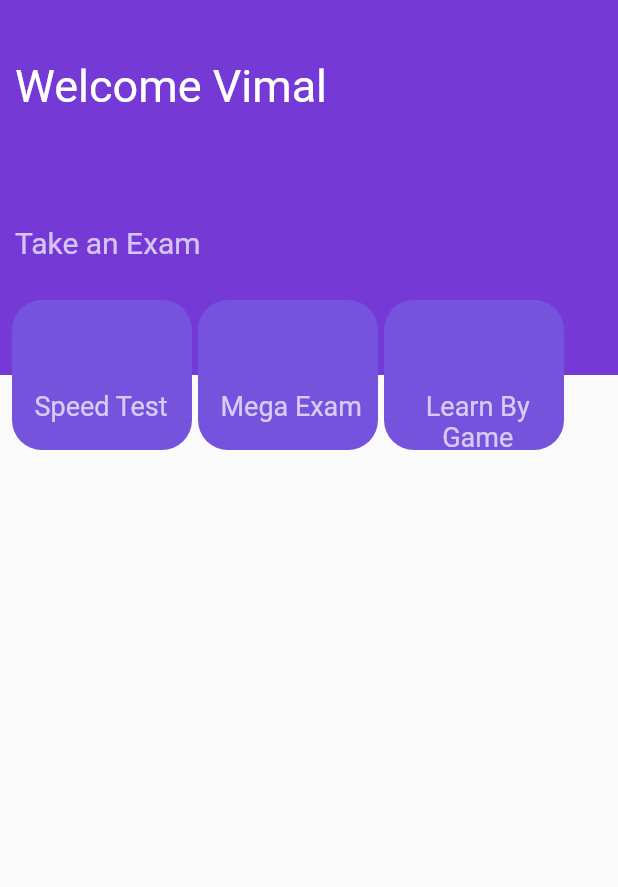
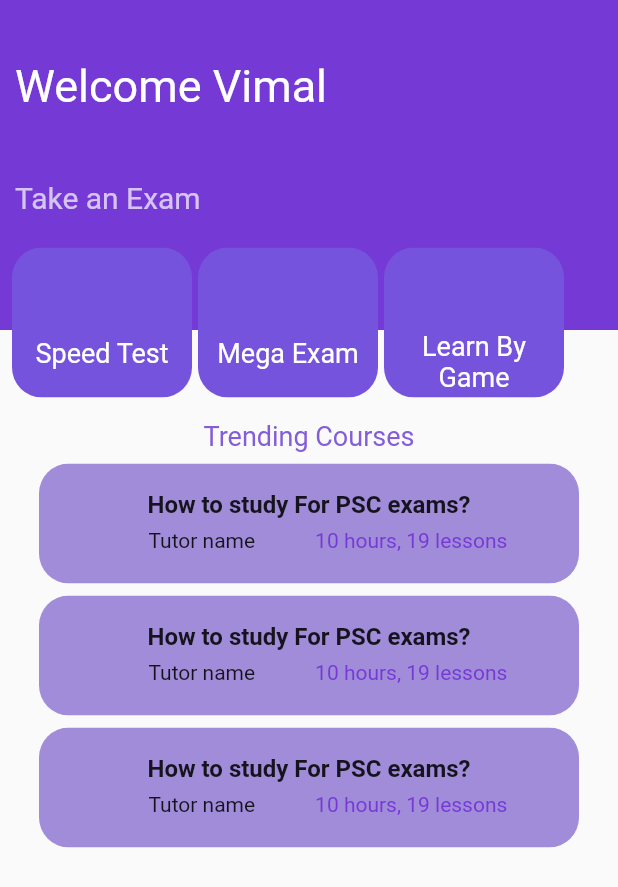
Before and after one commit to munawr/Exams, a Flutter app: the screen it shows after launch, on a phone screen of 412 x 824 dp. Shown: the top 887 px of the screen. Run offline on Flutter 3.47's test engine with Material 2 defaults, Android fonts, the phone set to English and light mode, and no system bars.

Commit message:
Added Trending Courses

```diff
--- a/lib/Pages/HomePage.dart
+++ b/lib/Pages/HomePage.dart
@@ -1,3 +1,5 @@
+import 'dart:ui';
+
 import 'package:flutter/material.dart';
 
 class HomePage extends StatefulWidget {
@@ -12,10 +14,12 @@ class _HomePageState extends State<HomePage> {
   Widget build(BuildContext context) {
     return SafeArea(
       child: Scaffold(
-        body: Stack(
+        body: Column(
+          children: [
+            Stack(
               children: [
                 Container(
-              height: 250,
+                  height: 220,
                   width: 500,
                   color: const Color.fromARGB(255, 117, 57, 213),
                 ),
@@ -25,14 +29,14 @@ class _HomePageState extends State<HomePage> {
                       style: TextStyle(color: Colors.white, fontSize: 30)),
                 ),
                 const Padding(
-              padding: EdgeInsets.only(left: 10, top: 150),
+                  padding: EdgeInsets.only(left: 10, top: 120),
                   child: Text(
                     'Take an Exam',
                     style: TextStyle(color: Colors.white70, fontSize: 20),
                   ),
                 ),
                 Padding(
-              padding: const EdgeInsets.only(right: 8, left: 8.0, top: 200),
+                  padding: const EdgeInsets.only(right: 8, left: 8.0, top: 165),
                   child: Row(
                     children: [
                       ClipRRect(
@@ -44,12 +48,12 @@ class _HomePageState extends State<HomePage> {
                             child: const Padding(
                               padding: EdgeInsets.only(
                                 top: 60,
-                            left: 15,
                               ),
                               child: Text(
                                 'Speed Test',
-                            style:
-                                TextStyle(color: Colors.white70, fontSize: 18),
+                                textAlign: TextAlign.center,
+                                style: TextStyle(
+                                    color: Colors.white, fontSize: 18),
                               ),
                             )),
                       ),
@@ -66,12 +70,12 @@ class _HomePageState extends State<HomePage> {
                             child: const Padding(
                               padding: EdgeInsets.only(
                                 top: 60,
-                            left: 15,
                               ),
                               child: Text(
                                 'Mega Exam',
-                            style:
-                                TextStyle(color: Colors.white70, fontSize: 18),
+                                textAlign: TextAlign.center,
+                                style: TextStyle(
+                                    color: Colors.white, fontSize: 18),
                               ),
                             )),
                       ),
@@ -87,20 +91,150 @@ class _HomePageState extends State<HomePage> {
                             width: 120,
                             child: const Padding(
                               padding: EdgeInsets.only(
-                            top: 60,
-                            left: 5,
+                                top: 55,
                               ),
                               child: Text(
                                 'Learn By Game',
                                 textAlign: TextAlign.center,
                                 style: TextStyle(
-                              color: Colors.white70,
+                                  color: Colors.white,
                                   fontSize: 18,
                                 ),
                               ),
                             )),
                       )
                     ],
+                  ),
+                ),
+              ],
+            ),
+            const SizedBox(
+              height: 15,
+            ),
+            const Text(
+              'Trending Courses',
+              textAlign: TextAlign.left,
+              style: TextStyle(
+                  fontSize: 18, color: Color.fromARGB(255, 132, 93, 217)),
+            ),
+            const SizedBox(
+              height: 8,
+            ),
+            ClipRRect(
+              borderRadius: BorderRadius.circular(20),
+              child: Container(
+                color: const Color.fromARGB(152, 100, 66, 195),
+                height: 80,
+                width: 360,
+                child: Column(
+                  children: [
+                    const Padding(
+                      padding: EdgeInsets.only(top: 18),
+                      child: Text(
+                        'How to study For PSC exams?',
+                        textAlign: TextAlign.left,
+                        style: TextStyle(
+                            fontWeight: FontWeight.bold, fontSize: 16),
+                      ),
+                    ),
+                    Padding(
+                      padding: const EdgeInsets.only(left: 73, top: 6),
+                      child: Row(
+                        children: const [
+                          Text('Tutor name'),
+                          SizedBox(
+                            width: 40,
+                          ),
+                          Text(
+                            '10 hours, 19 lessons',
+                            style: TextStyle(
+                                color: Color.fromARGB(255, 117, 57, 213)),
+                          )
+                        ],
+                      ),
+                    ),
+                  ],
+                ),
+              ),
+            ),
+            const SizedBox(
+              height: 8,
+            ),
+            ClipRRect(
+              borderRadius: BorderRadius.circular(20),
+              child: Container(
+                color: const Color.fromARGB(152, 100, 66, 195),
+                height: 80,
+                width: 360,
+                child: Column(
+                  children: [
+                    const Padding(
+                      padding: EdgeInsets.only(top: 18),
+                      child: Text(
+                        'How to study For PSC exams?',
+                        textAlign: TextAlign.left,
+                        style: TextStyle(
+                            fontWeight: FontWeight.bold, fontSize: 16),
+                      ),
+                    ),
+                    Padding(
+                      padding: const EdgeInsets.only(left: 73, top: 6),
+                      child: Row(
+                        children: const [
+                          Text('Tutor name'),
+                          SizedBox(
+                            width: 40,
+                          ),
+                          Text(
+                            '10 hours, 19 lessons',
+                            style: TextStyle(
+                                color: Color.fromARGB(255, 117, 57, 213)),
+                          )
+                        ],
+                      ),
+                    ),
+                  ],
+                ),
+              ),
+            ),
+            const SizedBox(
+              height: 8,
+            ),
+            ClipRRect(
+              borderRadius: BorderRadius.circular(20),
+              child: Container(
+                color: const Color.fromARGB(152, 100, 66, 195),
+                height: 80,
+                width: 360,
+                child: Column(
+                  children: [
+                    const Padding(
+                      padding: EdgeInsets.only(top: 18),
+                      child: Text(
+                        'How to study For PSC exams?',
+                        textAlign: TextAlign.left,
+                        style: TextStyle(
+                            fontWeight: FontWeight.bold, fontSize: 16),
+                      ),
+                    ),
+                    Padding(
+                      padding: const EdgeInsets.only(left: 73, top: 6),
+                      child: Row(
+                        children: const [
+                          Text('Tutor name'),
+                          SizedBox(
+                            width: 40,
+                          ),
+                          Text(
+                            '10 hours, 19 lessons',
+                            style: TextStyle(
+                                color: Color.fromARGB(255, 117, 57, 213)),
+                          )
+                        ],
+                      ),
+                    ),
+                  ],
+                ),
               ),
             )
           ],
```
Lines whose indentation alone changed are shown as unchanged.
